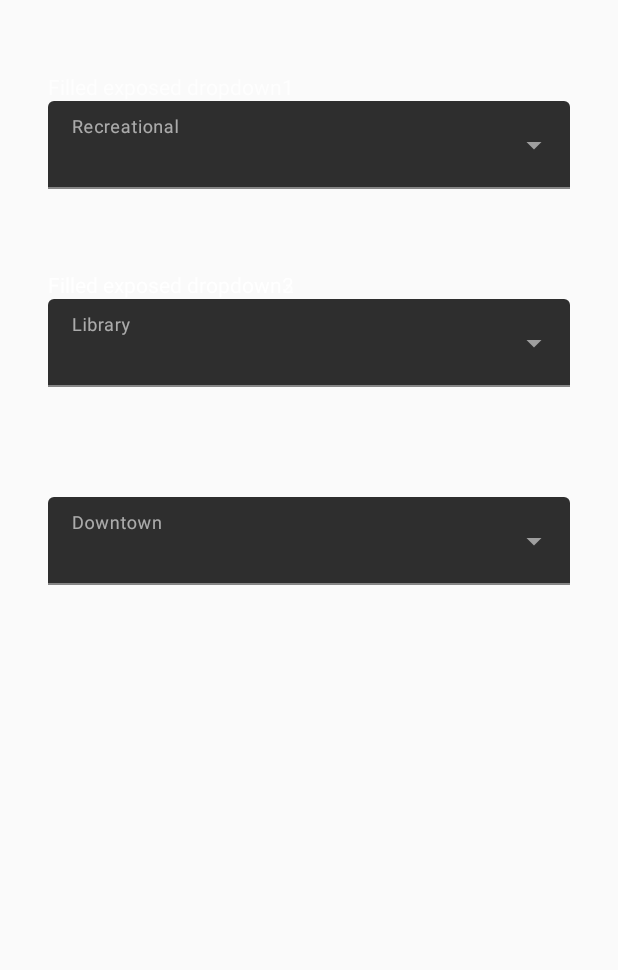
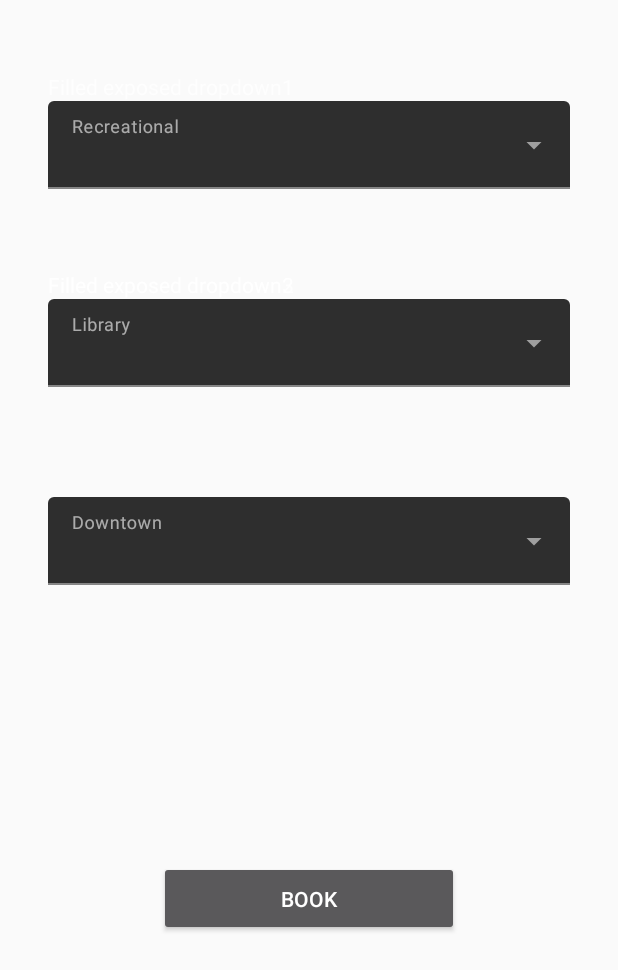
Before and after one commit to yogiduzit/BookARoom, an Android app: the ViewBookings screen opened directly, with no data from a screen before it, on a phone screen of 412 x 824 dp. Shown: the top 970 px of the screen. Run offline under Robolectric (Android 15) with nearby library versions, the phone set to English and light mode, and no system bars.

Commit message:
Demoed on 8 Oct 2020

```diff
--- a/app/src/main/java/com/example/bookaroom/ui/MainActivity.java
+++ b/app/src/main/java/com/example/bookaroom/ui/MainActivity.java
@@ -21,7 +21,7 @@ public class MainActivity extends AppCompatActivity {
     /**
      * Authentication status of the user
      */
-    private boolean loggedIn = false;
+    private boolean loggedIn = true;
 
     /**
      * Stores the key value pairs containing the button id
--- a/app/src/main/java/com/example/bookaroom/ui/ViewBookings.java
+++ b/app/src/main/java/com/example/bookaroom/ui/ViewBookings.java
@@ -1,5 +1,6 @@
 package com.example.bookaroom.ui;
 
+import android.content.Intent;
 import android.os.Bundle;
 import android.view.View;
 import android.widget.AdapterView;
@@ -39,4 +40,9 @@ public class ViewBookings extends MainActivity {
         autoCompleteTextView.setAdapter(adapter);
         autoCompleteTextView.setText(" ", false);
     }
+
+    public void onRoomClicked(View view) {
+        Intent chooseBookings = new Intent(this, ChooseBooking.class);
+        startActivity(chooseBookings);
+    }
 }
--- a/app/src/main/res/layout/activity_view_bookings.xml
+++ b/app/src/main/res/layout/activity_view_bookings.xml
@@ -111,4 +111,16 @@
             android:textSize="18dp" />
     </com.google.android.material.textfield.TextInputLayout>
 
+    <Button
+        android:layout_width="200dp"
+        android:layout_height="50dp"
+        app:layout_constraintTop_toBottomOf="@id/filled_exposed_dropdown_container3"
+        app:layout_constraintBottom_toBottomOf="parent"
+        app:layout_constraintStart_toStartOf="parent"
+        app:layout_constraintEnd_toEndOf="parent"
+        android:text="Book"
+        android:textColor="@color/white"
+        android:onClick="onRoomClicked"
+        />
+
 </androidx.constraintlayout.widget.ConstraintLayout>
```
Also changed, not shown: app/src/main/AndroidManifest.xml (+5 -6 lines), app/src/main/java/com/example/bookaroom/ui/ChooseBooking.java (+7 -0 lines), app/src/main/java/com/example/bookaroom/ui/tableView/TableViewListener.java (added, +53 -0 lines), app/src/main/res/layout/activity_choose_booking.xml (+12 -1 lines).
